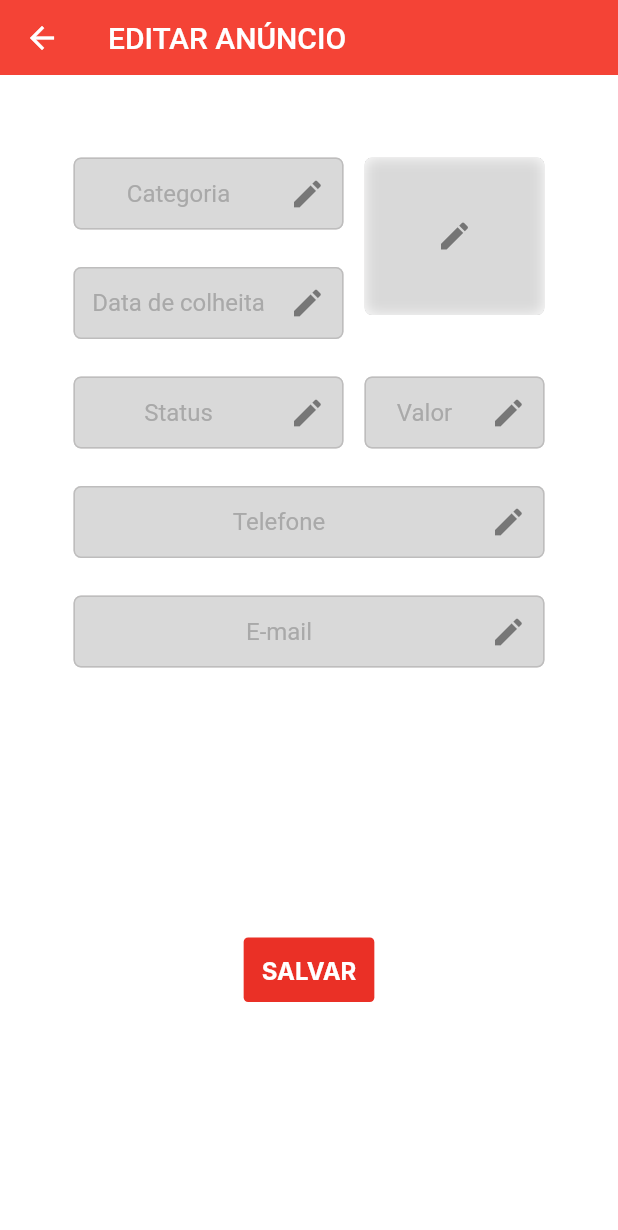
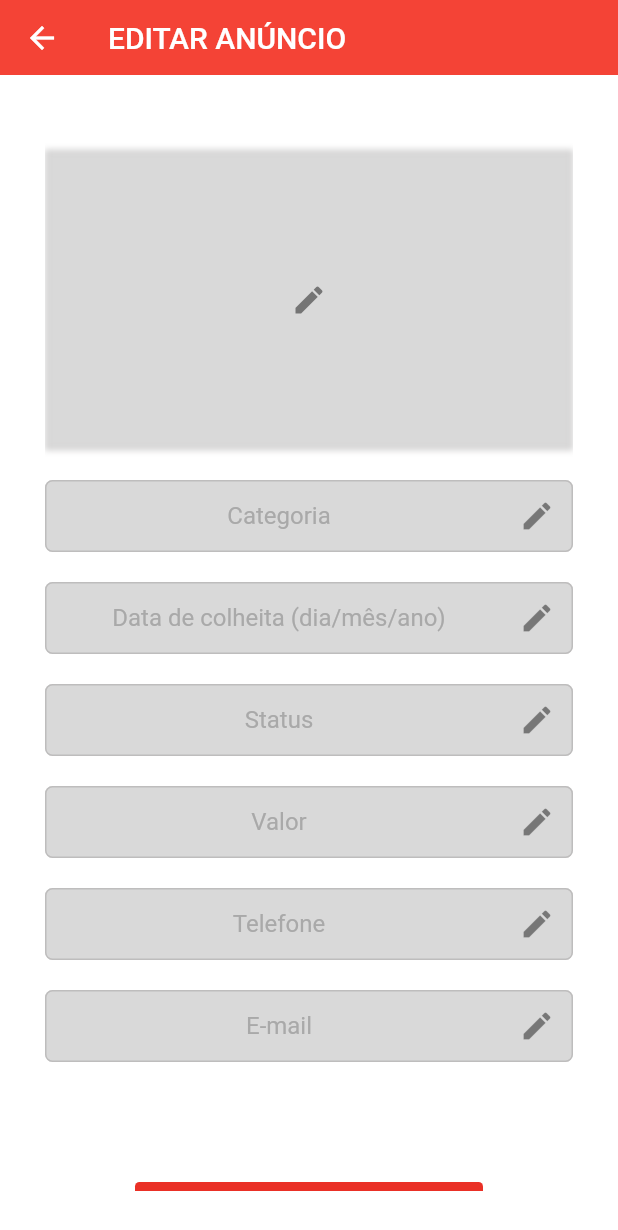
Before and after one commit to rayllander/melancia_express, a Flutter app: the EditAnnouncement screen opened by its route, on a phone screen of 412 x 824 dp. Shown: the top 1230 px of the screen. Run offline on Flutter 3.47's test engine with Material 2 defaults, Android fonts, the phone set to English and light mode, and no system bars; our stand-ins replace dots_indicator, image_picker, parse_server_sdk_flutter; Roboto replaces fonts that are missing (Inter).

Commit message:
edição

```diff
--- a/lib/main.dart
+++ b/lib/main.dart
@@ -48,7 +48,7 @@ class MelanciaExpress extends StatelessWidget {
         '/Filter': (context) => FilterPage(),
         '/MyPerfil': (context) => MyPerfil(),
         '/MyAnnouncement': (context) => MyAnnouncement(),
-        '/EditAnnouncement': (context) => EditAnnouncement(),
+        '/EditAnnouncement': (context) => EditAnnouncement(announcementId: 'announcementId',),
         '/SearchResults': (context) => SearchResultsPage(
               searchResults: [],
             ),
--- a/lib/view/components/my_editphotofield.dart
+++ b/lib/view/components/my_editphotofield.dart
@@ -26,25 +26,24 @@ class _PhotoFieldEditState extends State<PhotoFieldEdit> {
       },
       child: Stack(
         children: [
-          ClipRRect(
-            borderRadius: BorderRadius.circular(5),
-            child: Container(
-              width: 120,
-              height: 105,
+          Container(
+            height: 200.0,
+            width: double.infinity,
             decoration: BoxDecoration(
               border: Border.all(
                 color: Color(0xFFBEBDBD),
               ),
               color: Color(0xFFD9D9D9),
             ),
-              child: _isEdited
+            child: Stack(
+              alignment: Alignment.center,
+              children: [
+                _isEdited
                     ? Container() // Se a imagem foi editada, não mostrar o ícone
                     : BackdropFilter(
-                      filter: ImageFilter.blur(sigmaX: 5, sigmaY: 5),
+                        filter: ImageFilter.blur(sigmaX: 2, sigmaY: 2),
                         child: Container(
                           color: Colors.transparent,
-                      ),
-                    ),
                         ),
                       ),
                 _isEdited
@@ -60,6 +59,9 @@ class _PhotoFieldEditState extends State<PhotoFieldEdit> {
                       ),
               ],
             ),
+          ),
+        ],
+      ),
     );
   }
 }
--- a/lib/view/pages/edit_announcement_page.dart
+++ b/lib/view/pages/edit_announcement_page.dart
@@ -1,131 +1,129 @@
 import 'package:flutter/material.dart';
+import 'package:image_picker/image_picker.dart';
+import 'package:intl/intl.dart';
 import 'package:melancia_express/view/components/my_appbar.dart';
 import 'package:melancia_express/view/components/my_button.dart';
+import 'package:melancia_express/view/components/my_editphotofield.dart';
 import 'package:melancia_express/view/components/my_edittextfield.dart';
-import 'package:melancia_express/view/components/my_editphotofield.dart';
-import 'package:melancia_express/view/helpers/interface_helpers.dart';
 
-// ignore: must_be_immutable
-class EditAnnouncement extends StatelessWidget {
-  EditAnnouncement({super.key});
 
+class EditAnnouncement extends StatefulWidget {
+  final String announcementId;
+
+  EditAnnouncement({Key? key, required this.announcementId}) : super(key: key);
+
+  @override
+  _EditAnnouncementState createState() => _EditAnnouncementState();
+}
+
+class _EditAnnouncementState extends State<EditAnnouncement> {
   TextEditingController controllerCategory = TextEditingController();
   TextEditingController controllerHarvestDate = TextEditingController();
   TextEditingController controllerStatus = TextEditingController();
   TextEditingController controllerValue = TextEditingController();
   TextEditingController controllerTelephone = TextEditingController();
   TextEditingController controllerEmail = TextEditingController();
+  DateTime? selectedDate;
+  XFile? selectedImage;
 
   @override
   Widget build(BuildContext context) {
+    TextEditingController controllerDatetime = TextEditingController();
+
     return Scaffold(
-      appBar:
-          MyAppBar(title: 'EDITAR ANÚNCIO'), // Usar o MyAppBar personalizado
+      appBar: MyAppBar(title: 'EDITAR ANÚNCIO'),
       backgroundColor: Theme.of(context).colorScheme.background,
-      body: SingleChildScrollView(
-        child: Center(
-          child: Container(
-            width: 324,
-            padding: EdgeInsets.symmetric(horizontal: 5, vertical: 5),
+      body: Padding(
+        padding: const EdgeInsets.all(30.0),
+        child: SingleChildScrollView(
           child: Column(
             mainAxisAlignment: MainAxisAlignment.center,
-              crossAxisAlignment: CrossAxisAlignment.start,
             children: [
-                SizedBox(height: 50),
-                Row(
-                  mainAxisAlignment: MainAxisAlignment.spaceBetween,
-                  crossAxisAlignment: CrossAxisAlignment.start,
-                  children: [
-                    Column(
-                      crossAxisAlignment: CrossAxisAlignment.start,
-                      children: [
-                        Container(
-                          width: 180,
-                          child: MyEditTextField(
+              SizedBox(height: 20),
+              PhotoFieldEdit(
+                onTap: () async {
+                  XFile? xFile = await ImagePicker().pickImage(
+                    source: ImageSource.gallery,
+                  );
+                  setState(() {
+                    selectedImage = xFile;
+                  });
+                },
+              ),
+              SizedBox(height: 20),
+              MyEditTextField(
                 hintText: 'Categoria',
                 obscureText: false,
                 controller: controllerCategory,
               ),
-                        ),
-                        SizedBox(height: 25),
-                        Container(
-                          width: 180,
+              SizedBox(height: 20),
+              GestureDetector(
+                onTap: () async {
+                  DateTime? pickedDate = await showDatePicker(
+                    context: context,
+                    initialDate: DateTime.now(),
+                    firstDate: DateTime.now(),
+                    lastDate: DateTime(2101),
+                  );
+                  if (pickedDate != null) {
+                    String formattedDate =
+                        DateFormat('dd/MM/yyyy').format(pickedDate);
+                    controllerDatetime.text = formattedDate;
+                    setState(() {
+                      selectedDate = pickedDate;
+                    });
+                  }
+                },
                 child: MyEditTextField(
-                            hintText: 'Data de colheita',
+                  hintText: 'Data de colheita (dia/mês/ano)',
                   obscureText: false,
-                            controller: controllerHarvestDate,
+                  controller: controllerDatetime,
                 ),
               ),
-                      ],
-                    ),
-                    // Substitua a seção da imagem do anúncio pelo PhotoField
-                    PhotoFieldEdit(
-                      onTap: () {
-                        // Lógica para selecionar a imagem
-                      },
-                    ),
-                  ],
-                ),
-                SizedBox(height: 25),
-                Row(
-                  mainAxisAlignment: MainAxisAlignment.spaceBetween,
-                  children: [
-                    Container(
-                      width: 180,
-                      child: MyEditTextField(
+              SizedBox(height: 20),
+              MyEditTextField(
                 hintText: 'Status',
                 obscureText: false,
                 controller: controllerStatus,
               ),
-                    ),
-                    SizedBox(width: 10),
-                    Container(
-                      width: 120,
-                      child: MyEditTextField(
+              SizedBox(height: 20),
+              MyEditTextField(
                 hintText: 'Valor',
                 obscureText: false,
                 controller: controllerValue,
               ),
-                    ),
-                  ],
-                ),
-                SizedBox(height: 25),
-                Container(
-                  width: 400,
-                  child: MyEditTextField(
+              SizedBox(height: 20),
+              MyEditTextField(
                 hintText: 'Telefone',
                 obscureText: false,
                 controller: controllerTelephone,
               ),
-                ),
-                SizedBox(height: 25),
-                Container(
-                  width: 400,
-                  child: MyEditTextField(
+              SizedBox(height: 20),
+              MyEditTextField(
                 hintText: 'E-mail',
-                    obscureText: true,
+                obscureText: false,
                 controller: controllerEmail,
               ),
-                ),
-                SizedBox(height: 180),
-                Row(
-                  mainAxisAlignment: MainAxisAlignment.center,
-                  children: [
-                    MyButton(
+              SizedBox(height: 20),
+              Padding(
+                padding: const EdgeInsets.all(60.0),
+                child: MyButton(
                   buttonText: 'SALVAR',
                   onTapButton: () {
-                        displayMessage('Registrado', context,
-                            onButtonPressed: () {}, buttonText: '');
+                    _saveAnnouncement();
                   },
                 ),
+              ),
             ],
-                ),
-                SizedBox(height: 30),
-              ],
-            ),
           ),
         ),
       ),
     );
   }
+
+  void _saveAnnouncement() {
+    // Implemente a lógica para salvar o anúncio aqui
+    // Utilize os valores dos controladores e o estado do componente
+    // Pode ser necessário chamar Navigator.pop(context, true) para indicar que as alterações foram salvas
   }
+}
--- a/lib/view/pages/my_announcement.dart
+++ b/lib/view/pages/my_announcement.dart
@@ -2,6 +2,7 @@ import 'package:flutter/material.dart';
 import 'package:melancia_express/controllers/announcement_controller.dart';
 import 'package:melancia_express/view/components/my_appbar.dart';
 import 'package:melancia_express/view/components/my_banner.dart';
+import 'package:melancia_express/view/pages/edit_announcement_page.dart';
 import 'package:parse_server_sdk_flutter/parse_server_sdk_flutter.dart';
 
 class MyAnnouncement extends StatefulWidget {
@@ -37,8 +38,20 @@ class _MyAnnouncementState extends State<MyAnnouncement> {
     if (success) {
       _loadUserAnnouncements();
     } else {
-      // Exibir mensagem de erro ou tratar de outra forma
       print('Erro ao excluir o anúncio.');
+    }
+  }
+
+  Future<void> _navigateToEditAnnouncement(String announcementId) async {
+    final result = await Navigator.push(
+      context,
+      MaterialPageRoute(builder: (context) => EditAnnouncement(announcementId: announcementId)),
+    );
+
+    // Atualize a lista apenas se a tela de edição retornar algum resultado,
+    // por exemplo, se o usuário salvar as alterações
+    if (result != null) {
+      _loadUserAnnouncements();
     }
   }
 
@@ -59,7 +72,7 @@ class _MyAnnouncementState extends State<MyAnnouncement> {
                   key: Key(announcementId),
                   imageUrl: imageUrl,
                   onEdit: () {
-                    // Implementar a lógica de edição
+                    _navigateToEditAnnouncement(announcementId);
                   },
                   onDelete: () {
                     showDialog(
@@ -110,7 +123,7 @@ class _MyAnnouncementState extends State<MyAnnouncement> {
                     );
                   },
                 ),
-                SizedBox(height: 20), // Espaço entre os banners
+                SizedBox(height: 20),
               ],
             );
           }).toList(),
```
Lines whose indentation alone changed are shown as unchanged.
